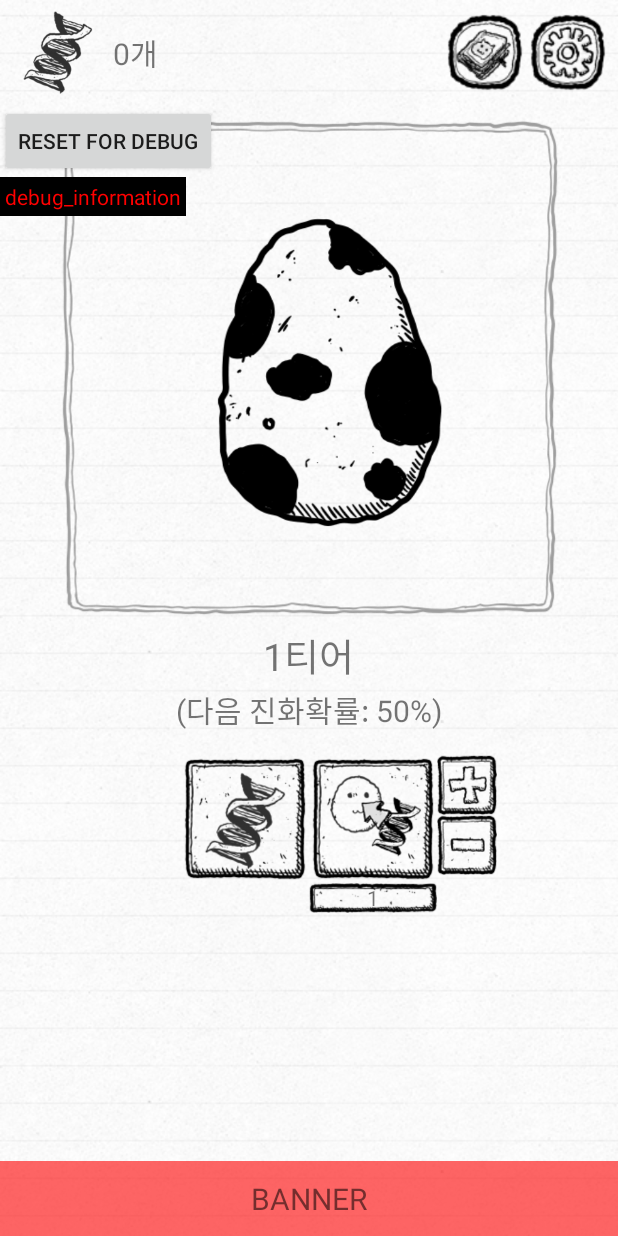
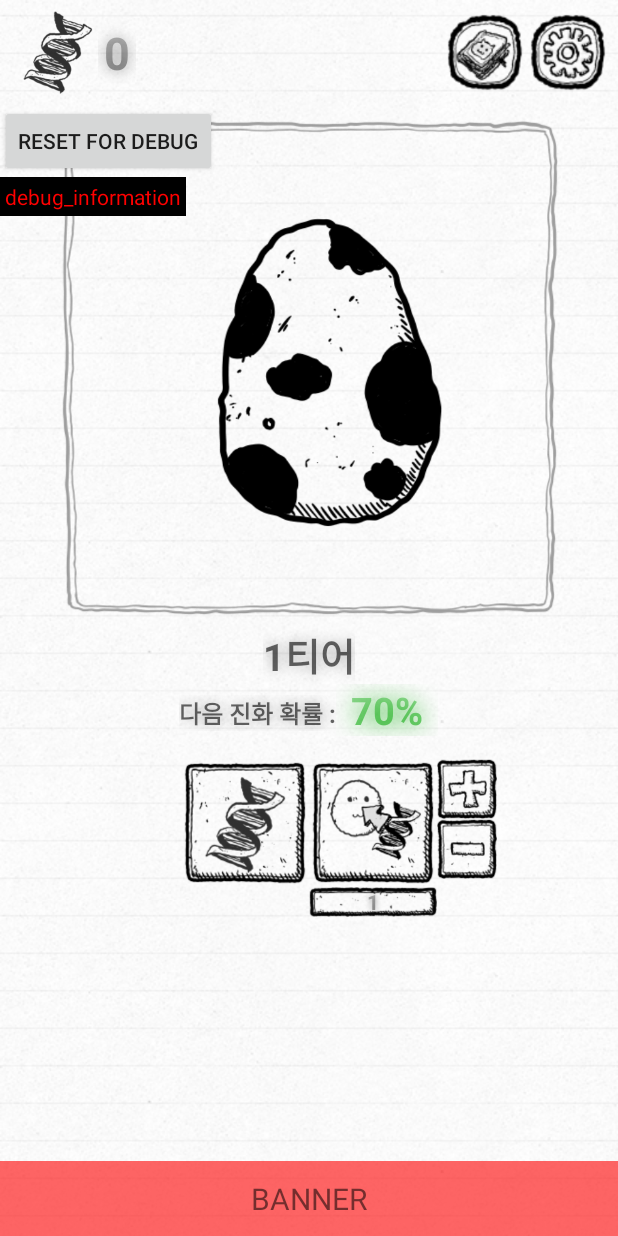
Before and after one commit to gemstone5/Gemster, an Android app: the screen it shows after launch (MainActivity), on a phone screen of 412 x 824 dp. Run offline under Robolectric (Android 15) with nearby library versions, the phone set to English and light mode, and no system bars.

Commit message:
Modify GUI and apply getting effect (zooming)

```diff
--- a/app/src/main/AndroidManifest.xml
+++ b/app/src/main/AndroidManifest.xml
@@ -9,7 +9,9 @@
         android:largeHeap="true"
         android:supportsRtl="true"
         android:theme="@style/AppTheme">
-        <activity android:name="ui.MainActivity">
+        <activity
+            android:name="ui.MainActivity"
+            android:screenOrientation="portrait">
             <intent-filter>
                 <action android:name="android.intent.action.MAIN" />
 
--- a/app/src/main/java/core/Common.java
+++ b/app/src/main/java/core/Common.java
@@ -145,6 +145,18 @@ public class Common {
         return id;
     }
 
+    public static int getDNAQuantity(int tier) {
+        double base = 1.1f;
+        double result = Math.pow(base, tier);
+        return (int) result;
+    }
+
+    public static double getPerProb(int tier) {
+        double base = 0.7f;
+        double result = Math.pow(base, tier + 1);
+        return result;
+    }
+
     public static ArrayList<MonsterBookItem> getMonsterBookItemList(Context context) {
         ArrayList<MonsterBookItem> mListItem = new ArrayList<>();
         int[] arrMaxTier = context.getResources().getIntArray(R.array.array_max_tier_of_spec);
--- a/app/src/main/java/core/monstermain/MonsterMainCoreManager.java
+++ b/app/src/main/java/core/monstermain/MonsterMainCoreManager.java
@@ -98,13 +98,16 @@ public class MonsterMainCoreManager implements MonsterMainInterfaceManager.Event
 
     private void completeGettingDNA() {
         int feed = (int) Common.getPrefData(mContext, Common.MAIN_DNA);
-        Common.setPrefData(mContext, Common.MAIN_DNA, String.valueOf(feed + 1));
+        int tier = (int) Common.getPrefData(mContext, Common.MAIN_TIER);
+        final int quantity = Common.getDNAQuantity(tier);
+        Common.setPrefData(mContext, Common.MAIN_DNA, String.valueOf(feed + quantity));
 
         mHandler.post(new Runnable() {
             @Override
             public void run() {
                 mInterfaceManager.call(MonsterMainInterfaceManager.CallMode.UTIL_BUTTONS_ENABLE);
                 mInterfaceManager.call(MonsterMainInterfaceManager.CallMode.DNA_COUNT_SET);
+                mInterfaceManager.call(MonsterMainInterfaceManager.CallMode.STATUS_EFFECT_DNA_GET_START, quantity);
                 setDebugDescription(Common.DEBUG_DEFAULT);
             }
         });
@@ -146,9 +149,7 @@ public class MonsterMainCoreManager implements MonsterMainInterfaceManager.Event
         final int tier = (int) Common.getPrefData(mContext, Common.MAIN_TIER);
         final int useDNA = (int) Common.getPrefData(mContext, Common.MAIN_DNA_USE);
 
-//        TypedArray arrPerProb = mContext.getResources().obtainTypedArray(R.array.array_evol_prob);
-//        double perProb = (double) arrPerProb.getFloat(tier, 0F);
-        double perProb = 0.5f;
+        double perProb = Common.getPerProb(tier);
         double prob = perProb * useDNA;
         double rand = Math.random();
         final boolean result = (rand <= prob);
--- a/app/src/main/java/ui/EffectManager.java
+++ b/app/src/main/java/ui/EffectManager.java
@@ -1,5 +1,6 @@
 package ui;
 
+import android.animation.ValueAnimator;
 import android.content.Context;
 import android.graphics.drawable.AnimationDrawable;
 import android.graphics.drawable.Drawable;
@@ -7,9 +8,11 @@ import android.support.v4.content.ContextCompat;
 import android.view.View;
 import android.view.animation.Animation;
 import android.view.animation.AnimationUtils;
+import android.view.animation.DecelerateInterpolator;
 import android.view.animation.LinearInterpolator;
 import android.view.animation.ScaleAnimation;
 import android.widget.ImageView;
+import android.widget.TextView;
 
 import java.util.Timer;
 import java.util.TimerTask;
@@ -193,4 +196,24 @@ public class EffectManager implements CustomAnimationDrawable.IAnimationFinishLi
         view.startAnimation(anim);
         mIsBreathAnimationEnabled = true;
     }
+
+    public void startGetEffect(View view) {
+        Animation anim = AnimationUtils.loadAnimation(mContext, R.anim.anim_scale_get);
+        view.startAnimation(anim);
+    }
+
+    public void startCountAnimation(final TextView textView, int fromValue, int toValue) {
+        int dif = toValue - fromValue;
+        int duration = dif < 100 ? dif * 10 : 1000;
+        ValueAnimator animator = new ValueAnimator();
+        animator.setObjectValues(fromValue, toValue);
+        animator.setDuration(duration);
+        animator.setInterpolator(new DecelerateInterpolator());
+        animator.addUpdateListener(new ValueAnimator.AnimatorUpdateListener() {
+            public void onAnimationUpdate(ValueAnimator animation) {
+                textView.setText("" + (int) animation.getAnimatedValue());
+            }
+        });
+        animator.start();
+    }
 }
--- a/app/src/main/java/ui/monstermain/MonsterMainInterfaceManager.java
+++ b/app/src/main/java/ui/monstermain/MonsterMainInterfaceManager.java
@@ -2,6 +2,10 @@ package ui.monstermain;
 
 import android.app.Activity;
 import android.content.Context;
+import android.graphics.Color;
+import android.graphics.LinearGradient;
+import android.graphics.Shader;
+import android.support.v4.content.ContextCompat;
 import android.util.DisplayMetrics;
 import android.util.Log;
 import android.view.MotionEvent;
@@ -9,6 +13,7 @@ import android.view.View;
 import android.widget.Button;
 import android.widget.ImageButton;
 import android.widget.ImageView;
+import android.widget.LinearLayout;
 import android.widget.RelativeLayout;
 import android.widget.TextView;
 import android.widget.Toast;
@@ -32,6 +37,8 @@ public class MonsterMainInterfaceManager implements EffectManager.EffectComplete
     private boolean mIsTouchable;
 
     private TextView mTextViewDebug;
+    private LinearLayout mLinearLayoutDNACount;
+    private ImageView mImageViewDNACount;
     private TextView mTextViewDNACount;
     private ImageButton mImageButtonSetting;
     private ImageButton mImageButtonMonsterBook;
@@ -39,7 +46,8 @@ public class MonsterMainInterfaceManager implements EffectManager.EffectComplete
     private ImageButton mImageButtonMonster;
     private ImageView mImageViewMonsterEffect;
     private TextView mTextViewMonsterName;
-    private TextView mTextViewMonsterProb;
+    private TextView mTextViewMonsterProbDesc;
+    private TextView mTextViewMonsterProbValue;
     private ImageButton mImageButtonDNA;
     private ImageButton mImageButtonEvolution;
     private TextView mTextViewDNAUse;
@@ -73,7 +81,7 @@ public class MonsterMainInterfaceManager implements EffectManager.EffectComplete
     public enum CallMode {
         UTIL_BUTTONS_ENABLE, UTIL_BUTTONS_DISABLE, DNA_USE_SET,
         DNA_COUNT_SET, MONSTER_IMAGE_SET, MONSTER_NAME_SET, MONSTER_PROB_SET,
-        MONSTER_EFFECT_EVOLUTION_SUCCESS_START, MONSTER_EFFECT_EVOLUTION_FAILED_START,
+        MONSTER_EFFECT_EVOLUTION_SUCCESS_START, MONSTER_EFFECT_EVOLUTION_FAILED_START, STATUS_EFFECT_DNA_GET_START,
         GAME_VIEW_SET, DEBUG_INFO_SET
     }
 
@@ -190,6 +198,8 @@ public class MonsterMainInterfaceManager implements EffectManager.EffectComplete
 
     private void initViews() {
         mTextViewDebug = (TextView) mActivity.findViewById(R.id.textView_debug);
+        mLinearLayoutDNACount = (LinearLayout) mActivity.findViewById(R.id.linearLayout_DNA_count);
+        mImageViewDNACount = (ImageView) mActivity.findViewById(R.id.imageView_DNA_count);
         mTextViewDNACount = (TextView) mActivity.findViewById(R.id.textView_DNA_count);
         mImageButtonSetting = (ImageButton) mActivity.findViewById(R.id.imageButton_setting);
         mImageButtonMonsterBook = (ImageButton) mActivity.findViewById(R.id.imageButton_monster_book);
@@ -197,7 +207,8 @@ public class MonsterMainInterfaceManager implements EffectManager.EffectComplete
         mImageButtonMonster = (ImageButton) mActivity.findViewById(R.id.imageButton_monster);
         mImageViewMonsterEffect = (ImageView) mActivity.findViewById(R.id.imageView_monster_effect);
         mTextViewMonsterName = (TextView) mActivity.findViewById(R.id.textView_monster_name);
-        mTextViewMonsterProb = (TextView) mActivity.findViewById(R.id.textView_monster_prob);
+        mTextViewMonsterProbDesc = (TextView) mActivity.findViewById(R.id.textView_monster_prob_desc);
+        mTextViewMonsterProbValue = (TextView) mActivity.findViewById(R.id.textView_monster_prob_value);
         mImageButtonDNA = (ImageButton) mActivity.findViewById(R.id.imageButton_DNA);
         mImageButtonEvolution = (ImageButton) mActivity.findViewById(R.id.imageButton_evolution);
         mTextViewDNAUse = (TextView) mActivity.findViewById(R.id.textView_DNA_use);
@@ -266,9 +277,7 @@ public class MonsterMainInterfaceManager implements EffectManager.EffectComplete
     private void setTextViewMonsterProb() {
         int tier = (int) Common.getPrefData(mContext, Common.MAIN_TIER);
         int useDNA = (int) Common.getPrefData(mContext, Common.MAIN_DNA_USE);
-//        TypedArray arrPerProb = mContext.getResources().obtainTypedArray(R.array.array_evol_prob);
-//        float perProb = arrPerProb.getFloat(tier, 0F);
-        double perProb = 0.5f;
+        double perProb = Common.getPerProb(tier);
         double prob = perProb * useDNA;
 
         if (prob > 1.0F) prob = 1.0F;
@@ -276,8 +285,25 @@ public class MonsterMainInterfaceManager implements EffectManager.EffectComplete
         DecimalFormat df = new DecimalFormat("#.##");
         df.setRoundingMode(RoundingMode.HALF_UP);
 
-        String text = "(다음 진화확률: " + df.format(prob * 100) + "%)";
-        mTextViewMonsterProb.setText(text);
+        String text = df.format(prob * 100) + "%";
+        mTextViewMonsterProbValue.setText(text);
+
+        int topColor, bottomColor;
+        if (prob <= 0.3) {
+            topColor = ContextCompat.getColor(mContext, R.color.color_red_60);
+            bottomColor = ContextCompat.getColor(mContext, R.color.color_red);
+        } else if (prob <= 0.6) {
+            topColor = ContextCompat.getColor(mContext, R.color.color_orange_60);
+            bottomColor = ContextCompat.getColor(mContext, R.color.color_orange);
+        } else if (prob <= 0.95) {
+            topColor = ContextCompat.getColor(mContext, R.color.color_dkgreen_60);
+            bottomColor = ContextCompat.getColor(mContext, R.color.color_dkgreen);
+        } else {
+            topColor = ContextCompat.getColor(mContext, R.color.color_blue_60);
+            bottomColor = ContextCompat.getColor(mContext, R.color.color_blue);
+        }
+        setTextVerticalShader(mTextViewMonsterProbValue, topColor, bottomColor);
+        mEffectManager.startGetEffect(mTextViewMonsterProbValue);
     }
 
     private void startEvolutionSuccessEffect() {
@@ -286,6 +312,14 @@ public class MonsterMainInterfaceManager implements EffectManager.EffectComplete
 
     private void startEvolutionFailedEffect() {
         mEffectManager.startFailedEffect(mImageViewMonsterEffect);
+    }
+
+    private void startGetDNAEffect(int quantity) {
+        int toValue = (int) Common.getPrefData(mContext, Common.MAIN_DNA);
+        int fromValue = toValue - quantity;
+        fromValue = fromValue < 0 ? 0 : fromValue;
+        mEffectManager.startCountAnimation(mTextViewDNACount, fromValue, toValue);
+        mEffectManager.startGetEffect(mLinearLayoutDNACount);
     }
 
     private void startClickScaleAnimation(View view) {
@@ -298,12 +332,20 @@ public class MonsterMainInterfaceManager implements EffectManager.EffectComplete
 
     private void setTextViewDNACount() {
         int count = (int) Common.getPrefData(mContext, Common.MAIN_DNA);
-        mTextViewDNACount.setText(count + "개");
+        mTextViewDNACount.setText(String.valueOf(count));
+        setTextVerticalShader(mTextViewDNACount, Color.GRAY, Color.DKGRAY);
     }
 
     private void setTextViewDNAUse() {
         int count = (int) Common.getPrefData(mContext, Common.MAIN_DNA_USE);
         mTextViewDNAUse.setText(String.valueOf(count));
+        setTextVerticalShader(mTextViewDNAUse, Color.GRAY, Color.DKGRAY);
+    }
+
+    private void setTextVerticalShader(TextView textView, int topColor, int bottomColor) {
+        Shader shader = new LinearGradient(
+                0, 0, 0, textView.getTextSize(), topColor, bottomColor, Shader.TileMode.CLAMP);
+        textView.getPaint().setShader(shader);
     }
 
     private void setUtilButtonsEnabled(boolean enable) {
@@ -365,6 +407,10 @@ public class MonsterMainInterfaceManager implements EffectManager.EffectComplete
                 startEvolutionFailedEffect();
                 break;
 
+            case STATUS_EFFECT_DNA_GET_START:
+                startGetDNAEffect((int) param);
+                break;
+
             case GAME_VIEW_SET:
                 setGameView();
                 break;
--- a/app/src/main/res/layout/layout_monster_main.xml
+++ b/app/src/main/res/layout/layout_monster_main.xml
@@ -11,13 +11,20 @@
         android:layout_alignParentTop="true"
         android:layout_marginBottom="10dp">
 
-        <ImageView
-            android:id="@+id/imageView_DNA"
-            android:layout_width="55dp"
-            android:layout_height="55dp"
+        <LinearLayout
+            android:id="@+id/linearLayout_DNA_count"
+            android:layout_width="wrap_content"
+            android:layout_height="wrap_content"
             android:layout_alignParentLeft="true"
             android:layout_centerVertical="true"
             android:layout_marginLeft="10dp"
+            android:gravity="center_vertical"
+            android:orientation="horizontal">
+
+            <ImageView
+                android:id="@+id/imageView_DNA_count"
+                android:layout_width="55dp"
+                android:layout_height="55dp"
                 android:scaleType="fitCenter"
                 android:src="@drawable/ic_dna" />
 
@@ -25,11 +32,16 @@
                 android:id="@+id/textView_DNA_count"
                 android:layout_width="wrap_content"
                 android:layout_height="wrap_content"
-            android:layout_centerVertical="true"
-            android:layout_marginLeft="10dp"
-            android:layout_toRightOf="@id/imageView_DNA"
-            android:text="0개"
-            android:textSize="20dp" />
+                android:paddingLeft="4dp"
+                android:paddingRight="4dp"
+                android:shadowColor="@color/color_black_60"
+                android:shadowDx="0"
+                android:shadowDy="0"
+                android:shadowRadius="12"
+                android:textSize="30dp"
+                android:textStyle="bold" />
+
+        </LinearLayout>
 
         <ImageButton
             android:id="@+id/imageButton_setting"
@@ -95,16 +107,49 @@
             android:id="@+id/textView_monster_name"
             android:layout_width="wrap_content"
             android:layout_height="wrap_content"
+            android:shadowColor="@color/color_black_30"
+            android:shadowDx="0"
+            android:shadowDy="0"
+            android:shadowRadius="10"
             android:text="Monster Name"
-            android:textSize="25dp" />
+            android:textColor="@color/color_black_60"
+            android:textSize="25dp"
+            android:textStyle="bold" />
+
+        <LinearLayout
+            android:layout_width="wrap_content"
+            android:layout_height="wrap_content"
+            android:gravity="center_vertical"
+            android:orientation="horizontal">
 
             <TextView
-            android:id="@+id/textView_monster_prob"
+                android:id="@+id/textView_monster_prob_desc"
                 android:layout_width="wrap_content"
                 android:layout_height="wrap_content"
                 android:layout_marginTop="2dp"
-            android:text="(Prob: 100%)"
-            android:textSize="20dp" />
+                android:shadowColor="@color/color_black_30"
+                android:shadowDx="0"
+                android:shadowDy="0"
+                android:shadowRadius="10"
+                android:text="다음 진화 확률 :"
+                android:textColor="@color/color_black_60"
+                android:textSize="16dp"
+                android:textStyle="bold" />
+
+            <TextView
+                android:id="@+id/textView_monster_prob_value"
+                android:layout_width="wrap_content"
+                android:layout_height="wrap_content"
+                android:paddingLeft="10dp"
+                android:paddingRight="10dp"
+                android:shadowColor="@color/color_000000"
+                android:shadowDx="0"
+                android:shadowDy="0"
+                android:shadowRadius="20"
+                android:textSize="25dp"
+                android:textStyle="bold" />
+
+        </LinearLayout>
 
     </LinearLayout>
 
@@ -149,7 +194,12 @@
                 android:layout_width="85dp"
                 android:layout_height="20dp"
                 android:background="@drawable/bg_dna_use"
-                android:gravity="center" />
+                android:gravity="center"
+                android:shadowColor="@color/color_black_60"
+                android:shadowDx="0"
+                android:shadowDy="0"
+                android:shadowRadius="5"
+                android:textStyle="bold" />
 
         </LinearLayout>
 
--- a/app/src/main/res/values/colors.xml
+++ b/app/src/main/res/values/colors.xml
@@ -4,7 +4,16 @@
     <color name="colorPrimaryDark">#303F9F</color>
     <color name="colorAccent">#FF4081</color>
 
+    <color name="color_red">#FF0000</color>
     <color name="color_red_60">#99FF0000</color>
+    <color name="color_orange">#ED7014</color>
+    <color name="color_orange_60">#99ED7014</color>
+    <color name="color_dkgreen">#00A600</color>
+    <color name="color_dkgreen_60">#9900A600</color>
+    <color name="color_blue">#0000FF</color>
+    <color name="color_blue_60">#990000FF</color>
+    <color name="color_black_60">#99000000</color>
+    <color name="color_black_30">#4D000000</color>
     <color name="color_000000">#000000</color>
     <color name="color_FF0000">#FF0000</color>
     <color name="color_959595">#959595</color>
```
Also changed, not shown: app/src/main/res/anim/anim_scale_get.xml (added, +13 -0 lines). Lines whose indentation alone changed are shown as unchanged.
